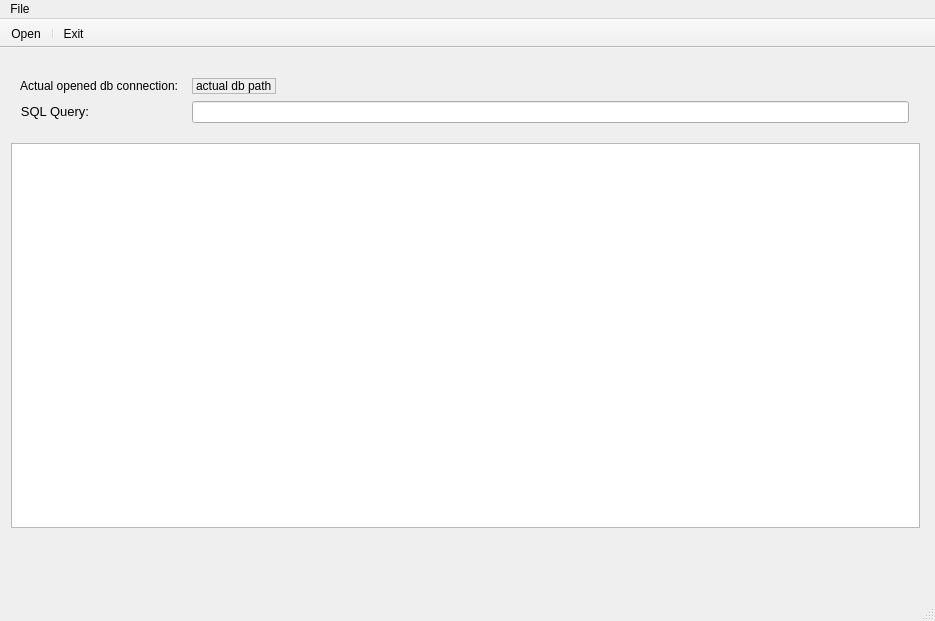
Old version of the form SherlySQLviewer/mainwindow.ui in the repository azieh/SQLviewer.
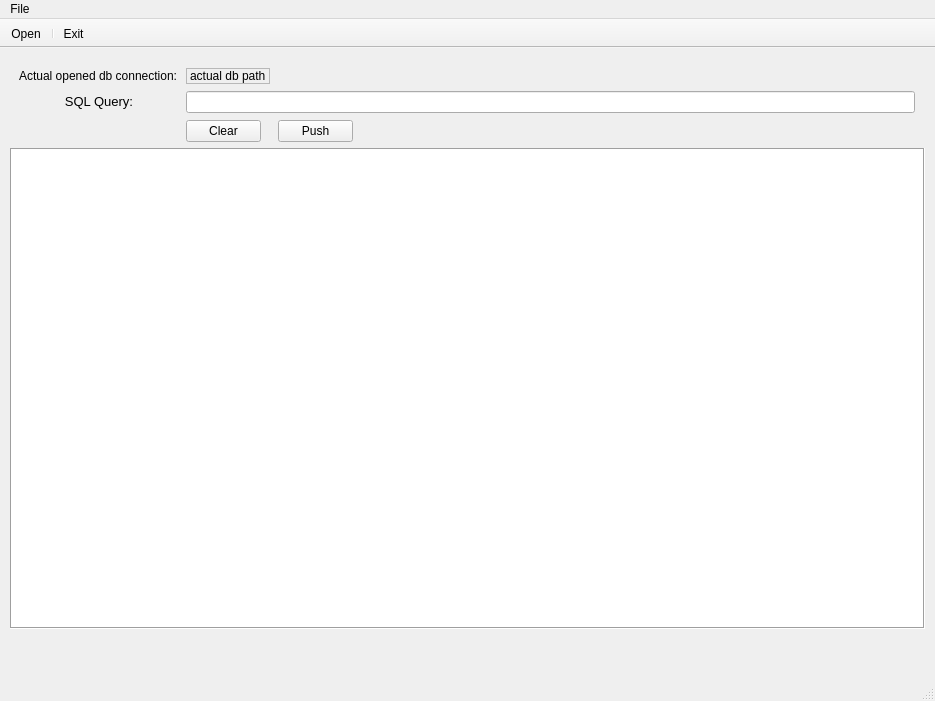
New version of the form. Icons and pictures are not drawn.

The edit to the form file:
```diff
--- a/SherlySQLviewer/mainwindow.ui
+++ b/SherlySQLviewer/mainwindow.ui
@@ -10,7 +10,7 @@
     <x>0</x>
     <y>0</y>
     <width>935</width>
-    <height>621</height>
+    <height>701</height>
    </rect>
   </property>
   <property name="sizePolicy">
@@ -22,13 +22,13 @@
   <property name="minimumSize">
    <size>
     <width>935</width>
-    <height>621</height>
+    <height>701</height>
    </size>
   </property>
   <property name="maximumSize">
    <size>
     <width>935</width>
-    <height>621</height>
+    <height>701</height>
    </size>
   </property>
   <property name="focusPolicy">
@@ -53,20 +53,20 @@
    <widget class="QWidget" name="verticalLayoutWidget">
     <property name="geometry">
      <rect>
-      <x>0</x>
-      <y>10</y>
-      <width>931</width>
-      <height>481</height>
+      <x>-1</x>
+      <y>0</y>
+      <width>937</width>
+      <height>592</height>
      </rect>
     </property>
     <layout class="QVBoxLayout" name="verticalLayout_3">
      <property name="sizeConstraint">
-      <enum>QLayout::SetNoConstraint</enum>
+      <enum>QLayout::SetMaximumSize</enum>
      </property>
      <item>
       <layout class="QFormLayout" name="formLayout_5">
        <property name="sizeConstraint">
-        <enum>QLayout::SetDefaultConstraint</enum>
+        <enum>QLayout::SetMinimumSize</enum>
        </property>
        <property name="fieldGrowthPolicy">
         <enum>QFormLayout::ExpandingFieldsGrow</enum>
@@ -74,11 +74,14 @@
        <property name="rowWrapPolicy">
         <enum>QFormLayout::WrapLongRows</enum>
        </property>
+       <property name="labelAlignment">
+        <set>Qt::AlignCenter</set>
+       </property>
        <property name="formAlignment">
         <set>Qt::AlignLeading|Qt::AlignLeft|Qt::AlignTop</set>
        </property>
        <property name="horizontalSpacing">
-        <number>13</number>
+        <number>8</number>
        </property>
        <property name="verticalSpacing">
         <number>7</number>
@@ -90,10 +93,10 @@
         <number>9</number>
        </property>
        <property name="rightMargin">
-        <number>11</number>
+        <number>10</number>
        </property>
        <property name="bottomMargin">
-        <number>11</number>
+        <number>0</number>
        </property>
        <item row="0" column="0">
         <widget class="QLabel" name="staticActualOpenDb">
@@ -209,21 +212,53 @@
          </property>
         </widget>
        </item>
+       <item row="2" column="1">
+        <layout class="QHBoxLayout" name="horizontalLayout">
+         <property name="spacing">
+          <number>17</number>
+         </property>
+         <property name="sizeConstraint">
+          <enum>QLayout::SetMinimumSize</enum>
+         </property>
+         <property name="leftMargin">
+          <number>0</number>
+         </property>
+         <property name="topMargin">
+          <number>0</number>
+         </property>
+         <property name="rightMargin">
+          <number>0</number>
+         </property>
+         <item>
+          <widget class="QPushButton" name="pushClearButton">
+           <property name="maximumSize">
+            <size>
+             <width>75</width>
+             <height>23</height>
+            </size>
+           </property>
+           <property name="text">
+            <string>Clear</string>
+           </property>
+          </widget>
+         </item>
+         <item>
+          <widget class="QPushButton" name="pushQueryButton">
+           <property name="maximumSize">
+            <size>
+             <width>75</width>
+             <height>23</height>
+            </size>
+           </property>
+           <property name="text">
+            <string>Push</string>
+           </property>
+          </widget>
+         </item>
+        </layout>
+       </item>
       </layout>
      </item>
-     <item>
-      <spacer name="horizontalSpacer">
-       <property name="orientation">
-        <enum>Qt::Horizontal</enum>
-       </property>
-       <property name="sizeHint" stdset="0">
-        <size>
-         <width>40</width>
-         <height>3</height>
-        </size>
-       </property>
-      </spacer>
-     </item>
      <item>
       <widget class="QTableView" name="tableView">
        <property name="sizePolicy">
@@ -238,6 +273,12 @@
          <height>1000</height>
         </size>
        </property>
+       <property name="contextMenuPolicy">
+        <enum>Qt::ActionsContextMenu</enum>
+       </property>
+       <property name="frameShape">
+        <enum>QFrame::Box</enum>
+       </property>
       </widget>
      </item>
     </layout>
```
Left out of the diff: 4 changed lines with no effect on the pictures.
